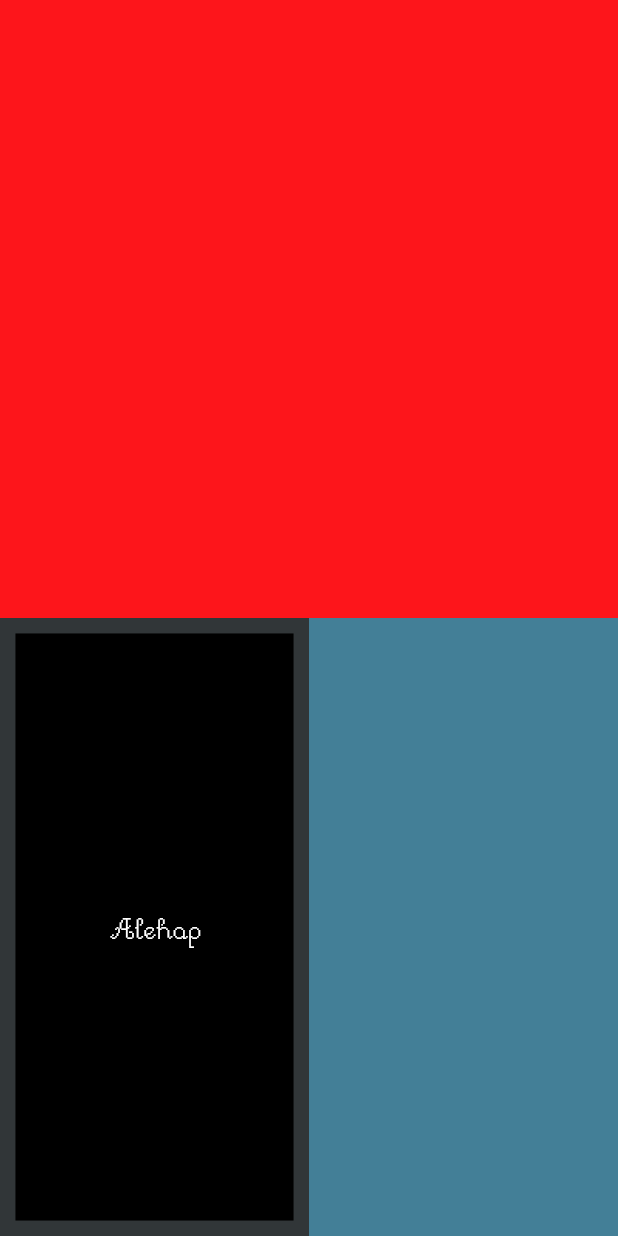
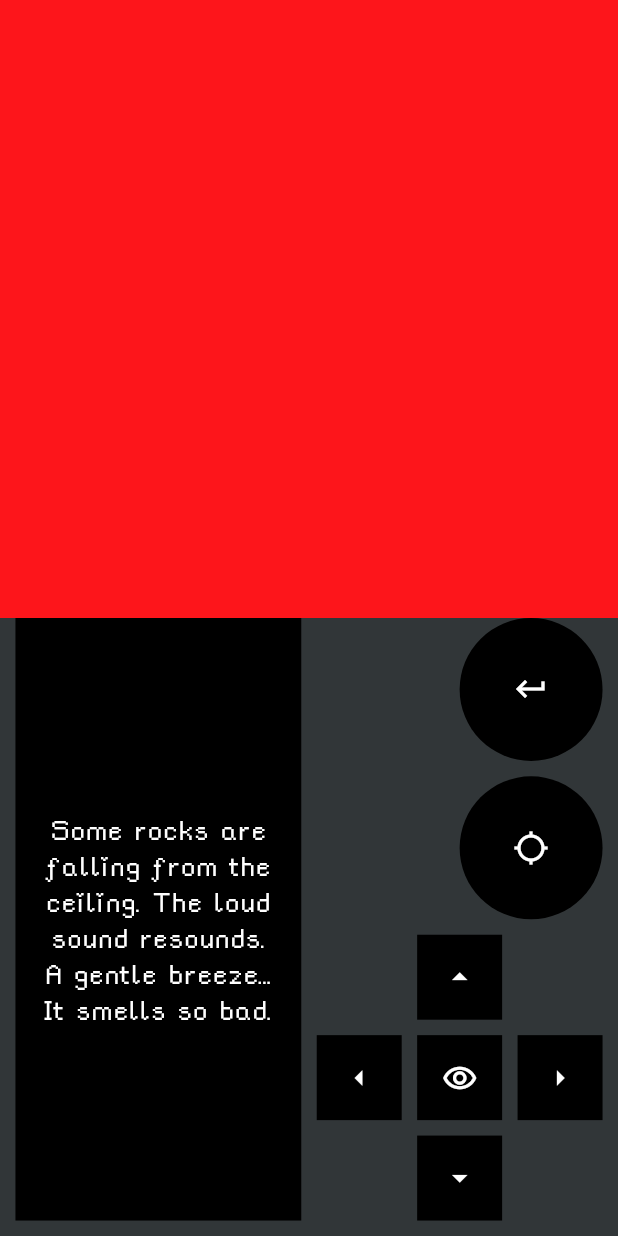
Before and after one commit to friedcroco070801/wumpus-world, a Flutter app: the screen it shows after launch, on a phone screen of 412 x 824 dp. Run offline on Flutter 3.47's test engine with Material 2 defaults, Android fonts, the phone set to English and light mode, and no system bars.

Commit message:
Ad more fonts. Update controller in main game screen.

```diff
--- /dev/null
+++ b/lib/customwidget.dart
@@ -0,0 +1,29 @@
+import 'package:flutter/material.dart';
+
+typedef Disposer = void Function();
+
+class CustomStatefulBuilder extends StatefulWidget {
+  const CustomStatefulBuilder({
+    Key key,
+    @required this.builder,
+    @required this.dispose,
+  })  : assert(builder != null),
+        super(key: key);
+
+  final StatefulWidgetBuilder builder;
+  final Disposer dispose;
+
+  @override
+  _CustomStatefulBuilderState createState() => _CustomStatefulBuilderState();
+}
+
+class _CustomStatefulBuilderState extends State<CustomStatefulBuilder> {
+  @override
+  Widget build(BuildContext context) => widget.builder(context, setState);
+
+  @override
+  void dispose() {
+    widget.dispose();
+    super.dispose();
+  }
+}
--- /dev/null
+++ b/lib/gamescreen/controller.dart
@@ -0,0 +1,255 @@
+import 'package:flutter/material.dart';
+import 'package:wumpus_world/customwidget.dart';
+import 'package:wumpus_world/gamescreen/colorpallete.dart';
+
+class Controller extends StatelessWidget {
+  double width;
+  double height;
+  double margin;
+  String orientation;
+
+  double directionHeight;
+  double actionHeight;
+
+  double directionWidthLand;
+  double actionWidthLand;
+
+  Controller(this.width, this.height, this.margin, this.orientation) {
+    directionHeight = this.width - 1.5 * this.margin;
+    actionHeight = this.height - directionHeight - 2 * this.margin;
+
+    directionWidthLand = this.height - 1.5 * this.margin;
+    actionWidthLand = this.width - directionWidthLand - 2 * this.margin;
+  }
+
+  @override
+  Widget build(BuildContext context) {
+    if (this.width < this.height) {
+      return Column(
+        children: [
+          Container(
+            height: actionHeight,
+            width: directionHeight,
+            margin: EdgeInsets.fromLTRB(
+                this.margin / 2, 0.0, this.margin, this.margin),
+            child: ActionButton(directionHeight, actionHeight, margin),
+          ),
+          Container(
+              width: directionHeight,
+              height: directionHeight,
+              margin: EdgeInsets.fromLTRB(
+                  this.margin / 2, 0.0, this.margin, this.margin),
+              child: DirectionController(
+                  directionHeight, directionHeight, this.margin)),
+        ],
+      );
+    } else
+      return Row(
+        children: [
+          Container(
+            height: directionWidthLand,
+            width: actionWidthLand,
+            margin: EdgeInsets.fromLTRB(0.0, this.margin / 2, 0.0, this.margin),
+            child: ActionButton(actionWidthLand, directionWidthLand, margin),
+          ),
+          Container(
+            width: directionWidthLand,
+            height: directionWidthLand,
+            margin: EdgeInsets.fromLTRB(
+                this.margin, this.margin / 2, this.margin, this.margin),
+            child: DirectionController(
+                directionWidthLand, directionWidthLand, this.margin),
+          )
+        ],
+      );
+  }
+}
+
+class DirectionController extends StatelessWidget {
+  double width;
+  double height;
+  double margin;
+  double boxSize;
+  void Function(void Function()) update;
+
+  DirectionController(this.width, this.height, this.margin) {
+    this.boxSize = (this.width - 2 * this.margin) / 3;
+  }
+
+  @override
+  Widget build(BuildContext context) {
+    return CustomStatefulBuilder(
+      builder: (context, StateSetter setState) {
+        this.update = setState;
+        return Column(
+          children: [
+            Row(
+              children: [
+                SizedBox(width: boxSize + margin),
+                GestureDetector(
+                  child: Container(
+                    width: boxSize,
+                    height: boxSize,
+                    color: Colors.black,
+                    child: Icon(
+                      Icons.arrow_drop_up,
+                      color: Colors.white,
+                    ),
+                  ),
+                  onTap: () {},
+                ),
+                SizedBox(width: boxSize + margin),
+              ],
+            ),
+            SizedBox(
+              height: this.margin,
+            ),
+            Row(
+              children: [
+                GestureDetector(
+                  child: Container(
+                    width: boxSize,
+                    height: boxSize,
+                    color: Colors.black,
+                    child: Icon(
+                      Icons.arrow_left,
+                      color: Colors.white,
+                    ),
+                  ),
+                  onTap: () {},
+                ),
+                SizedBox(
+                  width: this.margin,
+                ),
+                GestureDetector(
+                  child: Container(
+                    width: boxSize,
+                    height: boxSize,
+                    color: Colors.black,
+                    child: Icon(
+                      Icons.remove_red_eye_outlined,
+                      color: Colors.white,
+                    ),
+                  ),
+                  onTap: () {},
+                ),
+                SizedBox(
+                  width: this.margin,
+                ),
+                GestureDetector(
+                  child: Container(
+                    width: boxSize,
+                    height: boxSize,
+                    color: Colors.black,
+                    child: Icon(
+                      Icons.arrow_right,
+                      color: Colors.white,
+                    ),
+                  ),
+                  onTap: () {},
+                ),
+              ],
+            ),
+            SizedBox(
+              height: this.margin,
+            ),
+            Row(
+              children: [
+                SizedBox(width: boxSize + margin),
+                GestureDetector(
+                  child: Container(
+                    width: boxSize,
+                    height: boxSize,
+                    color: Colors.black,
+                    child: Icon(
+                      Icons.arrow_drop_down,
+                      color: Colors.white,
+                    ),
+                  ),
+                  onTap: () {},
+                ),
+                SizedBox(width: boxSize + margin),
+              ],
+            ),
+          ],
+        );
+      },
+      dispose: () {},
+    );
+  }
+}
+
+class ActionButton extends StatelessWidget {
+  double width;
+  double height;
+  double margin;
+  double buttonSize;
+  void Function(void Function()) update;
+
+  ActionButton(this.width, this.height, this.margin) {
+    if (width > height) {
+      buttonSize =
+          ((width - margin) / 2 > height) ? height : (width - margin) / 2;
+    } else {
+      buttonSize =
+          ((height - margin) / 2 > width) ? width : (height - margin) / 2;
+    }
+  }
+
+  @override
+  Widget build(BuildContext context) {
+    GestureDetector backButton = GestureDetector(
+      onTap: () {},
+      child: Container(
+        width: buttonSize,
+        height: buttonSize,
+        decoration: BoxDecoration(shape: BoxShape.circle, color: Colors.black),
+        child: Icon(
+          Icons.keyboard_return,
+          color: Colors.white,
+        ),
+      ),
+    );
+    GestureDetector arrowButton = GestureDetector(
+      onTap: () {},
+      child: Container(
+        width: buttonSize,
+        height: buttonSize,
+        decoration: BoxDecoration(shape: BoxShape.circle, color: Colors.black),
+        child: Icon(
+          Icons.location_searching_outlined,
+          color: Colors.white,
+        ),
+      ),
+    );
+    return CustomStatefulBuilder(
+        builder: (context, StateSetter setState) {
+          this.update = setState;
+          if (width > height)
+            return Row(
+              mainAxisAlignment: MainAxisAlignment.end,
+              crossAxisAlignment: CrossAxisAlignment.end,
+              children: [
+                backButton,
+                SizedBox(
+                  width: this.margin,
+                ),
+                arrowButton
+              ],
+            );
+          else
+            return Column(
+              mainAxisAlignment: MainAxisAlignment.start,
+              crossAxisAlignment: CrossAxisAlignment.end,
+              children: [
+                backButton,
+                SizedBox(
+                  height: this.margin,
+                ),
+                arrowButton
+              ],
+            );
+        },
+        dispose: () {});
+  }
+}
--- a/lib/gamescreen/gamescreen.dart
+++ b/lib/gamescreen/gamescreen.dart
@@ -1,8 +1,11 @@
 import 'package:flutter/material.dart';
 import 'package:wumpus_world/gamescreen/colorpallete.dart';
+import 'package:wumpus_world/gamescreen/controller.dart';
 import 'package:wumpus_world/gamescreen/notifybox.dart';
 
 class GameScreen extends StatelessWidget {
+  AnimatedText testText = AnimatedText();
+
   @override
   Widget build(BuildContext context) {
     return OrientationBuilder(builder: (_, orientation) {
@@ -19,7 +22,6 @@ class GameScreen extends StatelessWidget {
     double width = MediaQuery.of(context).size.width;
     double heightBox = height - width;
     double widthBox = width / 2;
-    AnimatedText testText = AnimatedText();
     return Container(
       color: GameColor.ONYX,
       child: Column(
@@ -36,19 +38,9 @@ class GameScreen extends StatelessWidget {
           Row(
             children: [
               NotifyBox(widthBox, heightBox,
-                  MediaQuery.of(context).size.width / 40, testText),
-              GestureDetector(
-                onTap: () {
-                  testText.animateUntil(
-                      fulltext:
-                          'Some rocks are falling from ceiling! The lound voice resounds.\nA gentle breeze...\nIt smells so bad!');
-                },
-                child: Container(
-                  height: heightBox,
-                  width: widthBox,
-                  color: GameColor.TEAL,
-                ),
-              ),
+                  MediaQuery.of(context).size.width / 40, testText, 'portrait'),
+              Controller(widthBox, heightBox,
+                  MediaQuery.of(context).size.width / 40, 'portrait')
             ],
           )
         ],
@@ -62,7 +54,6 @@ class GameScreen extends StatelessWidget {
     double width = MediaQuery.of(context).size.width;
     double widthBox = width - height;
     double heightBox = height / 2;
-    AnimatedText testText = AnimatedText();
     return Container(
       color: GameColor.ONYX,
       child: Column(
@@ -80,17 +71,14 @@ class GameScreen extends StatelessWidget {
               ),
               Column(
                 children: [
-                  NotifyBox(widthBox, heightBox, height / 40, testText),
+                  NotifyBox(
+                      widthBox, heightBox, height / 40, testText, 'landscape'),
                   // Container(
                   //   height: heightBox,
                   //   width: widthBox,
                   //   color: GameColor.BLUE,
                   // ),
-                  Container(
-                    height: heightBox,
-                    width: widthBox,
-                    color: GameColor.TEAL,
-                  )
+                  Controller(widthBox, heightBox, height / 40, 'landscape')
                 ],
               )
             ],
--- a/lib/gamescreen/notifybox.dart
+++ b/lib/gamescreen/notifybox.dart
@@ -1,6 +1,7 @@
 import 'dart:async';
 
 import 'package:flutter/material.dart';
+import 'package:wumpus_world/customwidget.dart';
 import 'package:wumpus_world/gamescreen/colorpallete.dart';
 
 class NotifyBox extends StatelessWidget {
@@ -8,16 +9,22 @@ class NotifyBox extends StatelessWidget {
   double height;
   double margin;
   Widget animatedText;
+  String orientation;
 
-  NotifyBox(this.width, this.height, this.margin, this.animatedText);
+  NotifyBox(this.width, this.height, this.margin, this.animatedText,
+      this.orientation);
 
   @override
   Widget build(BuildContext context) {
     return Container(
       alignment: Alignment.center,
-      width: this.width - 2 * this.margin,
-      height: this.height - 2 * this.margin,
-      margin: EdgeInsets.all(this.margin),
+      width:
+          this.width - (this.orientation == 'portrait' ? 1.5 : 1) * this.margin,
+      height: this.height -
+          (this.orientation == 'portrait' ? 1 : 1.5) * this.margin,
+      margin: this.orientation == 'portrait'
+          ? EdgeInsets.fromLTRB(this.margin, 0.0, this.margin / 2, this.margin)
+          : EdgeInsets.fromLTRB(0.0, this.margin, this.margin, this.margin / 2),
       padding: EdgeInsets.all(this.margin),
       color: Colors.black,
       child: this.animatedText,
@@ -26,34 +33,46 @@ class NotifyBox extends StatelessWidget {
 }
 
 class AnimatedText extends StatelessWidget {
-  String text = 'Alehap';
+  String text;
+  String baseText;
   void Function(void Function()) update;
+  Timer timer;
 
   @override
   Widget build(BuildContext context) {
-    return StatefulBuilder(builder: (context, StateSetter setState) {
+    if (this.baseText != null)
+      this.text = this.baseText;
+    else
+      this.text = '';
+    return CustomStatefulBuilder(
+      builder: (context, StateSetter setState) {
         this.update = setState;
         return Material(
           type: MaterialType.transparency,
           child: Text(
-          this.text,
+            'Some rocks are falling from the ceiling. The loud sound resounds.\nA gentle breeze...\nIt smells so bad.',
             style: TextStyle(
                 color: Colors.white,
                 fontSize: MediaQuery.of(context).size.height >
                         MediaQuery.of(context).size.width
-                  ? MediaQuery.of(context).size.height / 40
-                  : MediaQuery.of(context).size.width / 40,
-              fontFamily: 'YumenoMori'),
+                    ? MediaQuery.of(context).size.height / 35
+                    : MediaQuery.of(context).size.width / 35,
+                fontFamily: 'RainyHearts'),
             textAlign: TextAlign.center,
           ),
         );
-    });
+      },
+      dispose: () {
+        this.timer?.cancel();
+      },
+    );
   }
 
   void animateUntil({String fulltext, int milliseconds = 20}) {
     this.text = '';
+    this.baseText = fulltext;
     this.update(() {});
-    Timer.periodic(Duration(milliseconds: milliseconds), (timer) {
+    this.timer = Timer.periodic(Duration(milliseconds: milliseconds), (timer) {
       if (this.text.length >= fulltext.length) {
         timer.cancel();
         return;
--- a/pubspec.yaml
+++ b/pubspec.yaml
@@ -49,6 +49,12 @@ flutter:
     - family: YumenoMori
       fonts:
         - asset: assets/fonts/yumenomori.ttf
+    - family: RetroGaming
+      fonts:
+        - asset: assets/fonts/retrogaming.ttf
+    - family: RainyHearts
+      fonts:
+        - asset: assets/fonts/rainyhearts.ttf
   # To add assets to your application, add an assets section, like this:
   # assets:
   #   - images/a_dot_burr.jpeg
```
Also changed, not shown: assets/fonts/rainyhearts.ttf (added), assets/fonts/retrogaming.ttf (added). Lines whose indentation alone changed are shown as unchanged.
